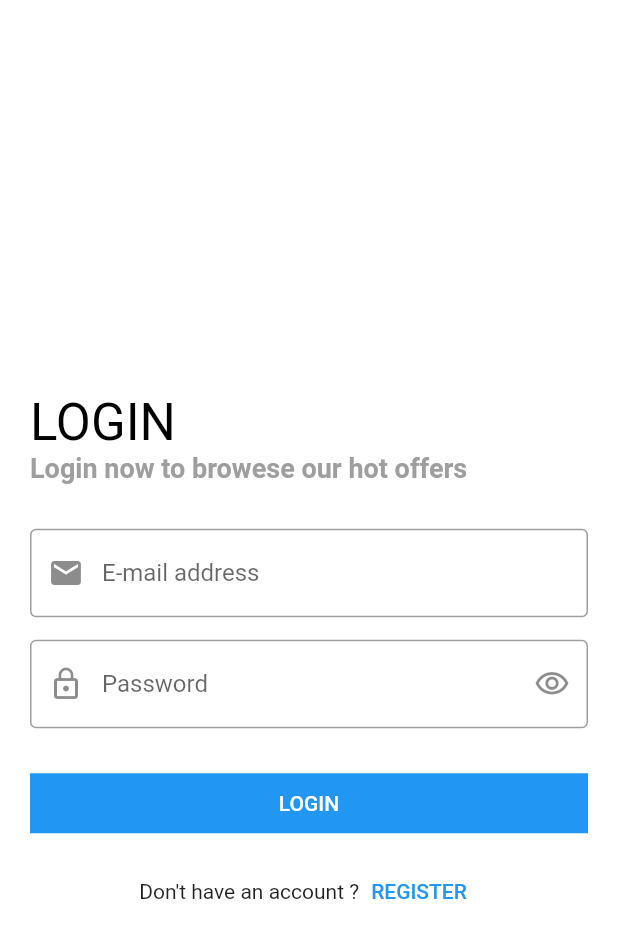
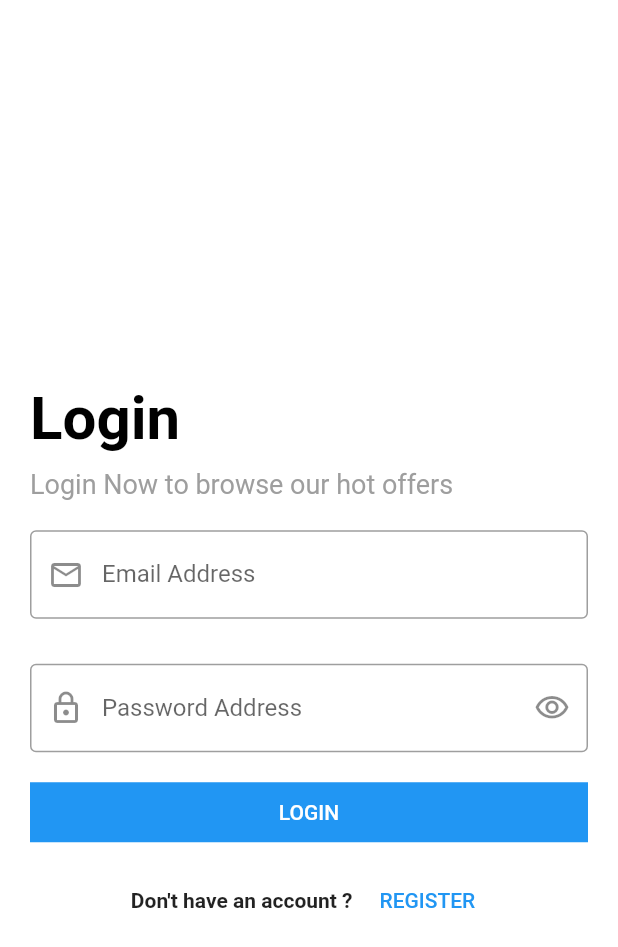
Before and after one commit to MohamedEssam-900009/shop_app, a Flutter app: the OnBoardingScreen screen opened directly, after a tap on the "arrow forward ios" icon, after a tap on "SKIP", on a phone screen of 412 x 824 dp. Shown: the top 947 px of the screen. Run offline on Flutter 3.47's test engine with Material 2 defaults, Android fonts, the phone set to English and light mode, and no system bars; our stand-ins replace bloc, conditional_builder_null_safety, dio, flutter_bloc, fluttertoast, hexcolor and 2 more; accounts and stored records are empty; Roboto replaces fonts that are missing (Jannah).

Commit message:
Handling APIs Professionally [login screen]

```diff
--- /dev/null
+++ b/lib/modules/login/cubit/cubit.dart
@@ -0,0 +1,47 @@
+
+import 'package:flutter/material.dart';
+import 'package:flutter_bloc/flutter_bloc.dart';
+import 'states.dart';
+
+import '../../../models/login_model.dart';
+import '../../../shared/network/end_points.dart';
+import '../../../shared/network/remote/dio_helper.dart';
+
+
+
+class LoginCubit extends Cubit<LoginStates> {
+  LoginCubit() : super(LoginInitialState());
+
+  static LoginCubit get(context) => BlocProvider.of(context);
+
+  LoginModel? loginModel;
+
+  void userLogin({
+    @required String? email,
+    @required String? password,
+  }) {
+    emit(LoginLoadingState());
+    DioHelper.postData(url: LOGIN, data: {'email': email, 'password': password})
+        .then((value) {
+      loginModel = LoginModel.fromJson(value.data);
+      if (loginModel!.status!) {
+        emit(LoginSuccessState(loginModel!));
+      } else {
+        emit(LoginErrorState(loginModel!.message!));
+      }
+    }).catchError((error) {
+      debugPrint(error.toString());
+      emit(LoginErrorState(error.toString()));
+    });
+  }
+
+  IconData suffix = Icons.visibility_outlined;
+  bool isPassword = true;
+  void changePasswordVisiability() {
+    isPassword = !isPassword;
+    suffix =
+        isPassword ? Icons.visibility_outlined : Icons.visibility_off_outlined;
+
+    emit(ChangePasswordVisiabilityState());
+  }
+}
--- a/lib/modules/login/cubit/login_state.dart
+++ /dev/null
@@ -1,14 +0,0 @@
-
-abstract class LoginState {}
-
-class LoginInitialState extends LoginState {}
-
-class LoginLoadingState extends LoginState {}
-
-class LoginSuccessState extends LoginState {}
-
-class LoginErrorState extends LoginState {
-  final String error;
-
-  LoginErrorState(this.error);
-}
--- /dev/null
+++ b/lib/modules/login/cubit/states.dart
@@ -0,0 +1,22 @@
+
+import '../../../models/login_model.dart';
+
+abstract class LoginStates {}
+
+class LoginInitialState extends LoginStates {}
+
+class LoginLoadingState extends LoginStates {}
+
+class LoginSuccessState extends LoginStates {
+  final LoginModel loginModel;
+
+  LoginSuccessState(this.loginModel);
+}
+
+class LoginErrorState extends LoginStates {
+  final String error;
+
+  LoginErrorState(this.error);
+}
+
+class ChangePasswordVisiabilityState extends LoginStates {}
--- a/lib/modules/login/login_screen.dart
+++ b/lib/modules/login/login_screen.dart
@@ -1,86 +1,113 @@
 import 'package:conditional_builder_null_safety/conditional_builder_null_safety.dart';
 import 'package:flutter/material.dart';
 import 'package:flutter_bloc/flutter_bloc.dart';
-import 'cubit/login_cubit.dart';
+
+import '../../layout/layout_screen.dart';
 import '../../shared/components/components.dart';
+import '../../shared/components/constants.dart';
+import '../../shared/network/local/cahch_helper.dart';
 import '../register/register_screen.dart';
-import 'cubit/login_state.dart';
+import 'cubit/cubit.dart';
+import 'cubit/states.dart';
 
 // ignore: must_be_immutable
 class LoginScreen extends StatelessWidget {
   LoginScreen({Key? key}) : super(key: key);
 
   var formKey = GlobalKey<FormState>();
-
+  @override
+  Widget build(BuildContext context) {
     var emailController = TextEditingController();
     var passwordController = TextEditingController();
 
-  @override
-  Widget build(BuildContext context) {
     return BlocProvider(
       create: (context) => LoginCubit(),
-      child: BlocConsumer<LoginCubit, LoginState>(
-        listener: (context, state) {},
+      child: BlocConsumer<LoginCubit, LoginStates>(
+        listener: (context, state) {
+          if (state is LoginSuccessState) {
+            if (state.loginModel.status!) {
+              showToast(
+                  message: state.loginModel.message!,
+                  state: ToastState.success);
+              token = state.loginModel.data!.token!;
+              CacheHelper.saveData(
+                      key: 'token', value: state.loginModel.data!.token)
+                  .then((value) {
+                navigateAndFinish(context, const LayoutScreen());
+              });
+            }
+          } else if (state is LoginErrorState) {
+            debugPrint(state.error);
+            showToast(message: state.error, state: ToastState.error);
+          }
+        },
         builder: (context, state) {
           return Scaffold(
             appBar: AppBar(),
             body: Center(
               child: SingleChildScrollView(
                 child: Padding(
-                  padding: const EdgeInsets.all(20.0),
+                  padding: const EdgeInsets.all(20),
                   child: Form(
                     key: formKey,
                     child: Column(
                       crossAxisAlignment: CrossAxisAlignment.start,
                       children: [
-                        Text(
-                          'LOGIN',
-                          style: Theme.of(context)
-                              .textTheme
-                              .headline4!
-                              .copyWith(color: Colors.black),
-                        ),
-                        Text(
-                          'Login now to browese our hot offers ',
-                          style: Theme.of(context)
-                              .textTheme
-                              .bodyText1!
-                              .copyWith(color: Colors.grey),
+                        const Text(
+                          'Login',
+                          style: TextStyle(
+                              color: Colors.black,
+                              fontWeight: FontWeight.bold,
+                              fontSize: 40),
                         ),
                         const SizedBox(
-                          height: 30.0,
+                          height: 10,
+                        ),
+                        const Text(
+                          "Login Now to browse our hot offers",
+                          style: TextStyle(color: Colors.grey, fontSize: 18),
+                        ),
+                        const SizedBox(
+                          height: 20,
                         ),
                         defaultFormField(
                             controller: emailController,
                             type: TextInputType.emailAddress,
-                          validate: (String? value) {
+                            lable: 'Email Address',
+                            prefix: Icons.email_outlined,
+                            vaildate: (String? value) {
                               if (value!.isEmpty) {
-                              return 'Please enter email';
+                                return 'please Enter Your Email ';
                               }
-                            return null;
-                          },
-                          label: 'E-mail address',
-                          prefix: Icons.email,
-                        ),
+                            }),
                         const SizedBox(
-                          height: 15.0,
+                          height: 30,
                         ),
                         defaultFormField(
                           controller: passwordController,
                           type: TextInputType.visiblePassword,
-                          suffix: Icons.visibility_outlined,
-                          suffixPressed: () {},
-                          validate: (String? value) {
-                            if (value!.isEmpty) {
-                              return 'Password is to short';
+                          isPassword: LoginCubit.get(context).isPassword,
+                          suffix: LoginCubit.get(context).suffix,
+                          onSubmit: (value) {
+                            if (formKey.currentState!.validate()) {
+                              LoginCubit.get(context).userLogin(
+                                  email: emailController.text,
+                                  password: passwordController.text);
                             }
-                            return null;
                           },
-                          label: 'Password',
-                          prefix: Icons.lock_outline,
+                          suffixPressd: () {
+                            LoginCubit.get(context).changePasswordVisiability();
+                          },
+                          lable: 'Password Address',
+                          vaildate: (String? value) {
+                            if (value!.isEmpty || value.length < 6) {
+                              return 'Password is too short';
+                            }
+                          },
+                          prefix: Icons.lock_outlined,
                         ),
                         const SizedBox(
-                          height: 30.0,
+                          height: 20,
                         ),
                         ConditionalBuilder(
                           condition: state is! LoginLoadingState,
@@ -89,35 +116,36 @@ class LoginScreen extends StatelessWidget {
                                 if (formKey.currentState!.validate()) {
                                   LoginCubit.get(context).userLogin(
                                       email: emailController.text,
-                                  password: passwordController.text,
-                                );
+                                      password: passwordController.text);
                                 }
                               },
                               text: 'Login',
                               isUpperCase: true,
-                          ),
-                          fallback: (context) => const Center(
-                            child: CircularProgressIndicator(),
-                          ),
+                              background: Colors.blue),
+                          fallback: (context) =>
+                              const Center(child: CircularProgressIndicator()),
                         ),
                         const SizedBox(
-                          height: 15.0,
+                          height: 15,
                         ),
                         Row(
                           mainAxisAlignment: MainAxisAlignment.center,
                           children: [
-                            const Text('Don\'t have an account ?'),
+                            const Text(
+                              'Don\'t have an account ?',
+                              style: TextStyle(fontWeight: FontWeight.bold),
+                            ),
+                            const SizedBox(
+                              width: 10,
+                            ),
                             defaultTextButton(
                               function: () {
-                                navigateTo(
-                                  context,
-                                  const RegisterScreen(),
-                                );
+                                navigateTo(context, const RegisterScreen());
                               },
-                              text: 'register',
+                              text: 'Register',
                             ),
                           ],
-                        )
+                        ),
                       ],
                     ),
                   ),
--- a/lib/shared/bloc_observer.dart
+++ b/lib/shared/bloc_observer.dart
@@ -4,17 +4,20 @@ class MyBlocObserver extends BlocObserver {
   @override
   void onCreate(BlocBase bloc) {
     super.onCreate(bloc);
+    // ignore: avoid_print
     print('onCreate -- ${bloc.runtimeType}');
   }
 
   @override
   void onChange(BlocBase bloc, Change change) {
     super.onChange(bloc, change);
+    // ignore: avoid_print
     print('onChange -- ${bloc.runtimeType}, $change');
   }
 
   @override
   void onError(BlocBase bloc, Object error, StackTrace stackTrace) {
+    // ignore: avoid_print
     print('onError -- ${bloc.runtimeType}, $error');
     super.onError(bloc, error, stackTrace);
   }
@@ -22,6 +25,7 @@ class MyBlocObserver extends BlocObserver {
   @override
   void onClose(BlocBase bloc) {
     super.onClose(bloc);
+    // ignore: avoid_print
     print('onClose -- ${bloc.runtimeType}');
   }
 }
--- a/lib/shared/components/components.dart
+++ b/lib/shared/components/components.dart
@@ -1,4 +1,5 @@
 import 'package:flutter/material.dart';
+import 'package:fluttertoast/fluttertoast.dart';
 
 Widget defaultButton({
   double width = double.infinity,
@@ -25,31 +26,35 @@ Widget defaultButton({
     );
 
 Widget defaultFormField({
-  required TextEditingController controller,
-  required TextInputType type,
-  Function(String)? onSubmitde,
-  Function(String)? onChange,
-  required String? Function(String?) validate,
-  required String label,
-  required IconData prefix,
+  required TextEditingController? controller,
+  required TextInputType? type,
+  Function(String?)? onSubmit,
+  Function(String?)? onChange,
+  VoidCallback? onTap,
+  String? Function(String?)? vaildate,
+  required String? lable,
+  required IconData? prefix,
   IconData? suffix,
-  VoidCallback? suffixPressed,
+  VoidCallback? suffixPressd,
   bool isPassword = false,
 }) =>
     TextFormField(
       controller: controller,
       keyboardType: type,
       obscureText: isPassword,
-      onFieldSubmitted: onSubmitde,
+      onFieldSubmitted: onSubmit,
       onChanged: onChange,
-      validator: validate,
+      onTap: onTap,
+      validator: vaildate,
       decoration: InputDecoration(
-        labelText: label,
+        labelText: lable,
         prefixIcon: Icon(prefix),
         suffixIcon: suffix != null
             ? IconButton(
-                icon: Icon(suffix),
-                onPressed: suffixPressed,
+                onPressed: suffixPressd,
+                icon: Icon(
+                  suffix,
+                ),
               )
             : null,
         border: const OutlineInputBorder(),
@@ -64,6 +69,39 @@ Widget defaultTextButton({
       onPressed: function,
       child: Text(text.toUpperCase()),
     );
+
+void showToast({required String message, required ToastState state}) {
+  Fluttertoast.showToast(
+    msg: message,
+    toastLength: Toast.LENGTH_LONG,
+    gravity: ToastGravity.BOTTOM,
+    timeInSecForIosWeb: 1,
+    backgroundColor: choseToastColor(state),
+    textColor: Colors.white,
+    fontSize: 16.0,
+  );
+}
+
+enum ToastState { success, error, warning }
+
+Color choseToastColor(ToastState state) {
+  Color color;
+  switch (state) {
+    case ToastState.success:
+      color = Colors.green;
+      break;
+
+    case ToastState.error:
+      color = Colors.red;
+      break;
+
+    case ToastState.warning:
+      color = Colors.yellow;
+      break;
+  }
+
+  return color;
+}
 
 void navigateTo(context, widget) => Navigator.push(
       context,
--- /dev/null
+++ b/lib/shared/components/constants.dart
@@ -0,0 +1 @@
+String token = '';
--- a/lib/shared/cubit/app_cubit.dart
+++ b/lib/shared/cubit/appcubit_cubit.dart
@@ -1,14 +1,15 @@
+import 'package:flutter_bloc/flutter_bloc.dart';
+import 'appcubit_state.dart';
 
-import 'package:flutter_bloc/flutter_bloc.dart';
+import '../network/local/cahch_helper.dart';
 
-import '../network/local/cashe_helper.dart';
-import 'app_state.dart';
 
 class AppCubit extends Cubit<AppStates> {
-  AppCubit() : super(AppInitial());
+  AppCubit() : super(AppInitialState());
+
   static AppCubit get(context) => BlocProvider.of(context);
 
-  bool isDark = false;
+  bool isDark = true;
 
   void changeAppMode({bool? fromShared}) {
     if (fromShared != null) {
--- a/lib/shared/cubit/app_state.dart
+++ b/lib/shared/cubit/appcubit_state.dart
@@ -1,5 +1,5 @@
 abstract class AppStates {}
 
-class AppInitial extends AppStates {}
+class AppInitialState extends AppStates {}
 
 class AppChangeModeState extends AppStates {}
--- /dev/null
+++ b/lib/shared/network/local/cahch_helper.dart
@@ -0,0 +1,39 @@
+import 'package:shared_preferences/shared_preferences.dart';
+
+class CacheHelper {
+  static SharedPreferences? sharedPreferences;
+
+  static Future init() async {
+    sharedPreferences = await SharedPreferences.getInstance();
+  }
+
+  static Future<bool> putBoolean({
+    required String? key,
+    required bool? value,
+  }) async {
+    return await sharedPreferences!.setBool(key!, value!);
+  }
+
+  static dynamic getData({String? key}) {
+    return sharedPreferences!.get(key!);
+  }
+
+  static Future<bool> saveData(
+      {required String key, required dynamic value}) async {
+    if (value is String) {
+      return await sharedPreferences!.setString(key, value);
+    } else if (value is bool) {
+      return await sharedPreferences!.setBool(key, value);
+    } else if (value is double) {
+      return await sharedPreferences!.setDouble(key, value);
+    } else {
+      return await sharedPreferences!.setInt(key, value);
+    }
+  }
+
+  static Future<bool> removeData({
+    required String key,
+  }) async {
+    return await sharedPreferences!.remove(key);
+  }
+}
--- a/lib/shared/network/remote/dio_helper.dart
+++ b/lib/shared/network/remote/dio_helper.dart
@@ -1,42 +1,70 @@
 import 'package:dio/dio.dart';
 
 class DioHelper {
-  static late Dio dio;
-
+  static Dio? dio;
   static init() {
-    dio = Dio(
-      BaseOptions(
-        baseUrl: 'https://student.valuxapps.com/api/',
-        receiveDataWhenStatusError: true,
-        headers: {
-          'Content-Type': 'application/json',
-        },
-      ),
-    );
+    dio = Dio(BaseOptions(
+      baseUrl: 'https://student.valuxapps.com/api/',
+      receiveDataWhenStatusError: true,
+      // headers: {
+      //   'Content-Type': 'application/json',
+      //   'lang': 'en',
+      // }
+    ));
   }
 
   static Future<Response> getData({
-    required String url,
-    required Map<String, dynamic> query,
+    required String? url,
+    Map<String, dynamic>? query,
+    String lang = 'en',
+    String? token,
   }) async {
-    return await dio.get(
-      url,
+    dio!.options.headers = {
+      'Content-Type': 'application/json',
+      'lang': lang,
+      'Authorization': token ?? ''
+    };
+    return await dio!.get(
+      url!,
       queryParameters: query,
     );
   }
 
   static Future<Response> postData({
-    required String url,
+    required String? url,
     Map<String, dynamic>? query,
+    required Map<String, dynamic>? data,
     String lang = 'en',
-    required Map<dynamic, dynamic> data,
+    String? token,
   }) async {
-    dio.options.headers = {
+    dio!.options.headers = {
+      'Content-Type': 'application/json',
       'lang': lang,
+      'Authorization': token ?? ''
+    };
+
+    return await dio!.post(
+      url!,
+      queryParameters: query,
+      data: data,
+    );
+  }
+
+  static Future<Response> putData({
+    required String? url,
+    Map<String, dynamic>? query,
+    required Map<String, dynamic>? data,
+    String lang = 'en',
+    String? token,
+  }) async {
+    dio!.options.headers = {
       'Content-Type': 'application/json',
+      'lang': lang,
+      'Authorization': token ?? ''
     };
-    return await dio.post(
-      url,
+
+    return await dio!.put(
+      url!,
       queryParameters: query,
       data: data,
     );
--- a/pubspec.yaml
+++ b/pubspec.yaml
@@ -37,6 +37,7 @@ dependencies:
   hexcolor:
   smooth_page_indicator:
   conditional_builder_null_safety:
+  fluttertoast:
 
   # The following adds the Cupertino Icons font to your application.
   # Use with the CupertinoIcons class for iOS style icons.
```
Also changed, not shown: lib/layout/layout_screen.dart (added, +11 -0 lines), lib/main.dart (+62 -12 lines), lib/models/login_model.dart (added, +34 -0 lines), lib/modules/login/cubit/login_cubit.dart (deleted, +0 -31 lines), lib/modules/on_boarding_screen/on_boarding_screen.dart (+3 -4 lines), lib/shared/network/local/cashe_helper.dart (deleted, +0 -23 lines), pubspec.lock, 1 other file. Lines whose indentation alone changed are shown as unchanged.
